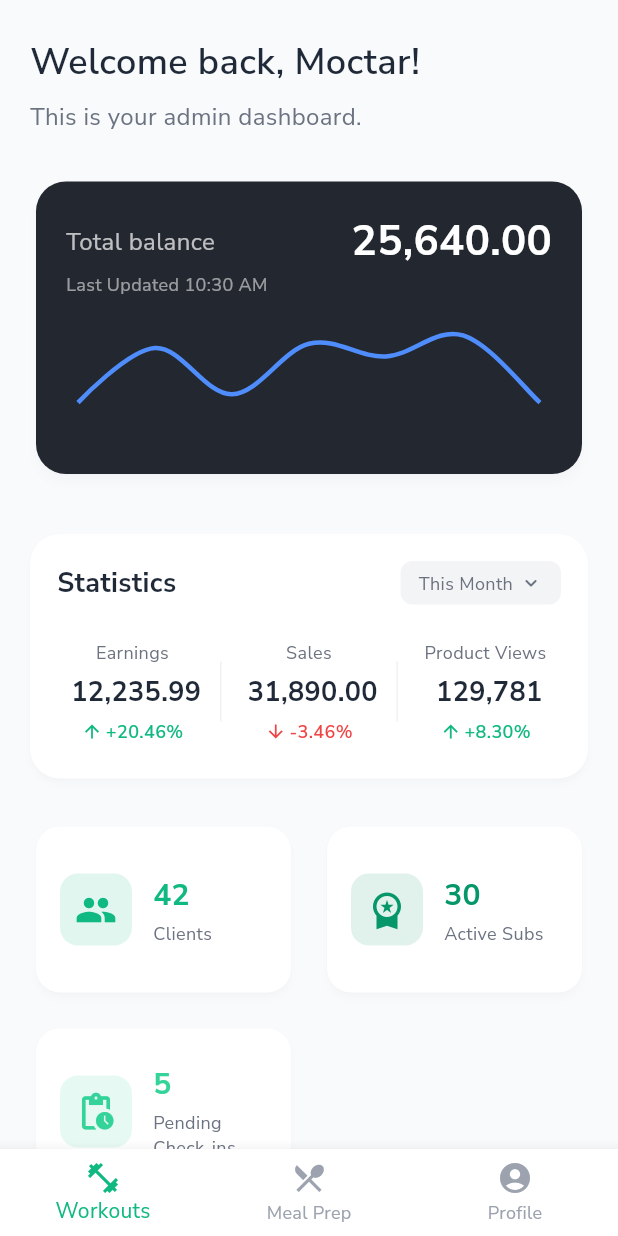
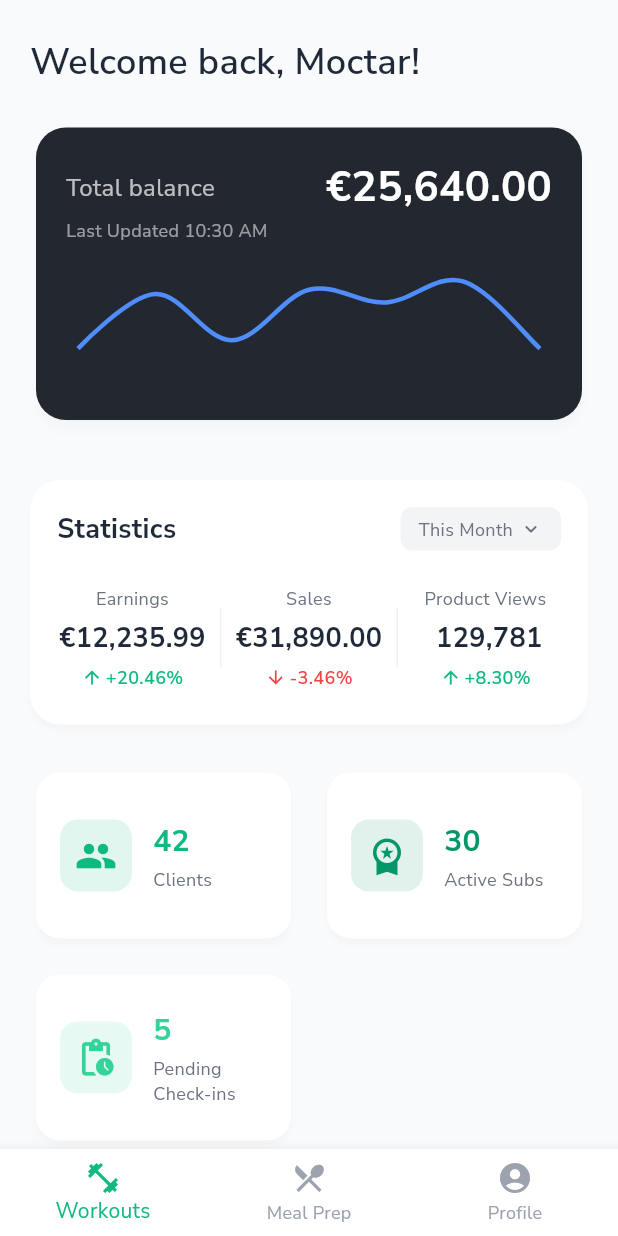
Before and after one commit to mahmoudal99/moctarnutrition, a Flutter app: the AdminHomeScreen screen opened by its route, on a phone screen of 412 x 824 dp. Run offline on Flutter 3.47's test engine with Material 3 defaults, Android fonts, the phone set to English and light mode, and no system bars; drawn by our look-alikes of fl_chart; our stand-ins replace cached_network_image, cloud_firestore, firebase_auth, firebase_core, firebase_storage, flutter_dotenv and 9 more; accounts and stored records are empty; project files that could hold a hidden picture were left out.

Commit message:
Improve padding and add euro sign

```diff
--- a/lib/features/admin/presentation/screens/admin_home_screen.dart
+++ b/lib/features/admin/presentation/screens/admin_home_screen.dart
@@ -30,16 +30,16 @@ class AdminHomeScreen extends StatelessWidget {
             children: [
               Text('Welcome back, $adminName!', style: AppTextStyles.heading3),
               const SizedBox(height: 8),
-              Text('This is your admin dashboard.',
-                  style: AppTextStyles.bodyMedium
-                      .copyWith(color: AppConstants.textSecondary)),
-              const SizedBox(height: 28),
+              // Text('This is your admin dashboard.',
+              //     style: AppTextStyles.bodyMedium
+              //         .copyWith(color: AppConstants.textSecondary)),
+              const SizedBox(height: 15),
               // Sales Card
               _SalesCard(lastUpdated: lastUpdated),
               const SizedBox(height: 18),
               _StatisticsCard(stats: [
-                _SalesStat('Earnings', ' 12,235.99', '+20.46%', true),
-                _SalesStat('Sales', ' 31,890.00', '-3.46%', false),
+                _SalesStat('Earnings', '€12,235.99', '+20.46%', true),
+                _SalesStat('Sales', '€31,890.00', '-3.46%', false),
                 _SalesStat('Product Views', ' 129,781', '+8.30%', true),
               ]),
               const SizedBox(height: 28),
@@ -125,10 +125,10 @@ class _SalesCard extends StatelessWidget {
   @override
   Widget build(BuildContext context) {
     // Dummy data
-    final totalBalance = ' 25,640.00';
+    final totalBalance = '€25,640.00';
     final stats = [
-      _SalesStat('Total Earnings', ' 12,235.99', '+20.46%', true),
-      _SalesStat('Number of Sales', ' 31,890.00', '-3.46%', false),
+      _SalesStat('Total Earnings', '€12,235.99', '+20.46%', true),
+      _SalesStat('Number of Sales', '€31,890.00', '-3.46%', false),
       _SalesStat('Product Views', ' 129,781', '+8.30%', true),
     ];
     return Card(
--- a/lib/shared/widgets/main_navigation.dart
+++ b/lib/shared/widgets/main_navigation.dart
@@ -37,11 +37,11 @@ class _MainNavigationState extends State<MainNavigation> {
           label: 'Clients',
           route: '/admin-users',
         ),
-        const _NavItem(
-          icon: Icons.person,
-          label: 'Trainers',
-          route: '/trainers',
-        ),
+        // const _NavItem(
+        //   icon: Icons.person,
+        //   label: 'Trainers',
+        //   route: '/trainers',
+        // ),
         const _NavItem(
           icon: Icons.account_circle,
           label: 'Profile',
```
